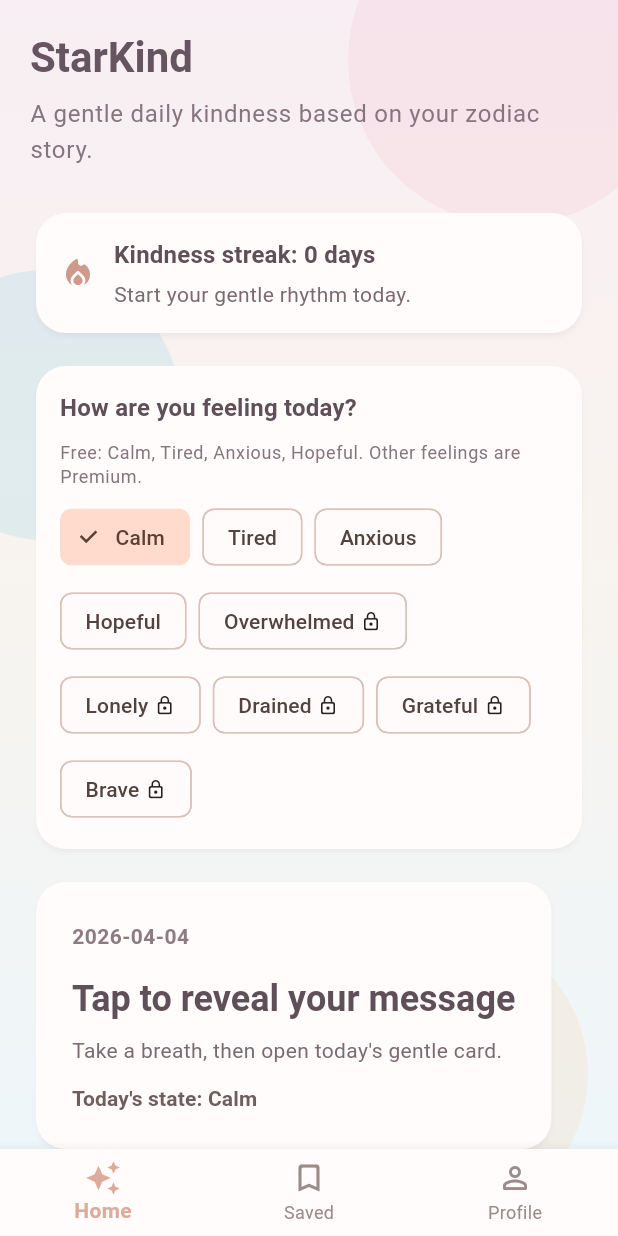
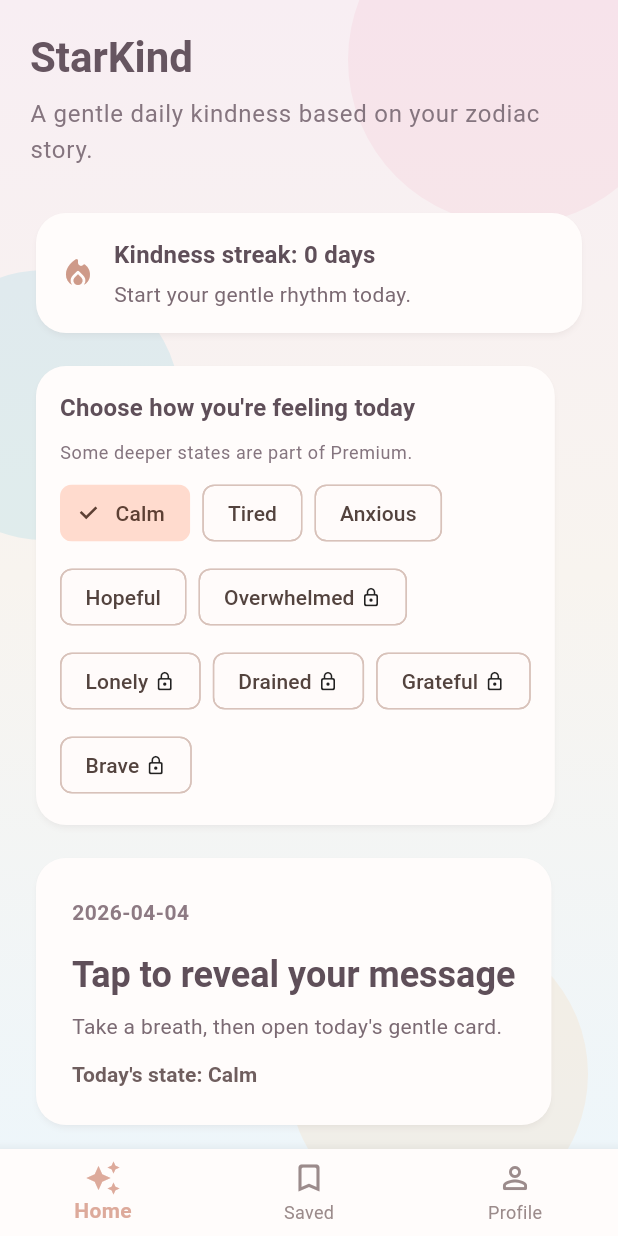
Before and after one commit to tonybjzhao/starkind_flutter, a Flutter app: the screen it shows after launch, after a tap on "Calm", on a phone screen of 412 x 824 dp. Run offline on Flutter 3.47's test engine with Material 3 defaults, Android fonts, the light colour scheme and no system bars; our stand-ins replace flutter_local_notifications, flutter_timezone, shared_preferences, timezone.

Commit message:
Refine product copy across home saved and profile

```diff
--- a/lib/screens/home_screen.dart
+++ b/lib/screens/home_screen.dart
@@ -259,7 +259,7 @@ class _DailyStateSelector extends StatelessWidget {
           crossAxisAlignment: CrossAxisAlignment.start,
           children: [
             Text(
-              'How are you feeling today?',
+              'Choose how you\'re feeling today',
               style: Theme.of(context).textTheme.titleMedium?.copyWith(
                     fontWeight: FontWeight.w700,
                     color: const Color(0xFF5F4F59),
@@ -270,7 +270,7 @@ class _DailyStateSelector extends StatelessWidget {
               Padding(
                 padding: const EdgeInsets.only(bottom: 8),
                 child: Text(
-                  'Free: Calm, Tired, Anxious, Hopeful. Other feelings are Premium.',
+                  'Some deeper states are part of Premium.',
                   style: Theme.of(context).textTheme.bodySmall?.copyWith(
                         color: const Color(0xFF85757F),
                       ),
--- a/lib/screens/profile_screen.dart
+++ b/lib/screens/profile_screen.dart
@@ -80,6 +80,14 @@ class _ProfileScreenState extends State<ProfileScreen> {
                 ),
           ),
           const SizedBox(height: 8),
+          Text(
+            'Your gentle profile',
+            style: Theme.of(context).textTheme.titleMedium?.copyWith(
+                  fontWeight: FontWeight.w600,
+                  color: const Color(0xFF7A6970),
+                ),
+          ),
+          const SizedBox(height: 6),
           Text(
             'Set your birthday and preferences for your daily StarKind message.',
             style: Theme.of(context).textTheme.bodyLarge?.copyWith(
@@ -222,7 +230,7 @@ class _ProfileScreenState extends State<ProfileScreen> {
                   const SizedBox(height: 8),
                   Text(
                     state.isPremiumEnabled
-                        ? 'Premium enabled (local demo mode).'
+                        ? 'Premium feelings enabled'
                         : 'Free plan active.',
                     style: Theme.of(context).textTheme.bodyLarge,
                   ),
--- a/lib/screens/saved_screen.dart
+++ b/lib/screens/saved_screen.dart
@@ -26,7 +26,7 @@ class SavedScreen extends StatelessWidget {
             ),
             const SizedBox(height: 8),
             Text(
-              'Keep your favorite daily messages here.',
+              'A quiet place for your gentle moments.',
               style: Theme.of(context).textTheme.bodyLarge?.copyWith(
                     color: const Color(0xFF8A7A7A),
                   ),
```
